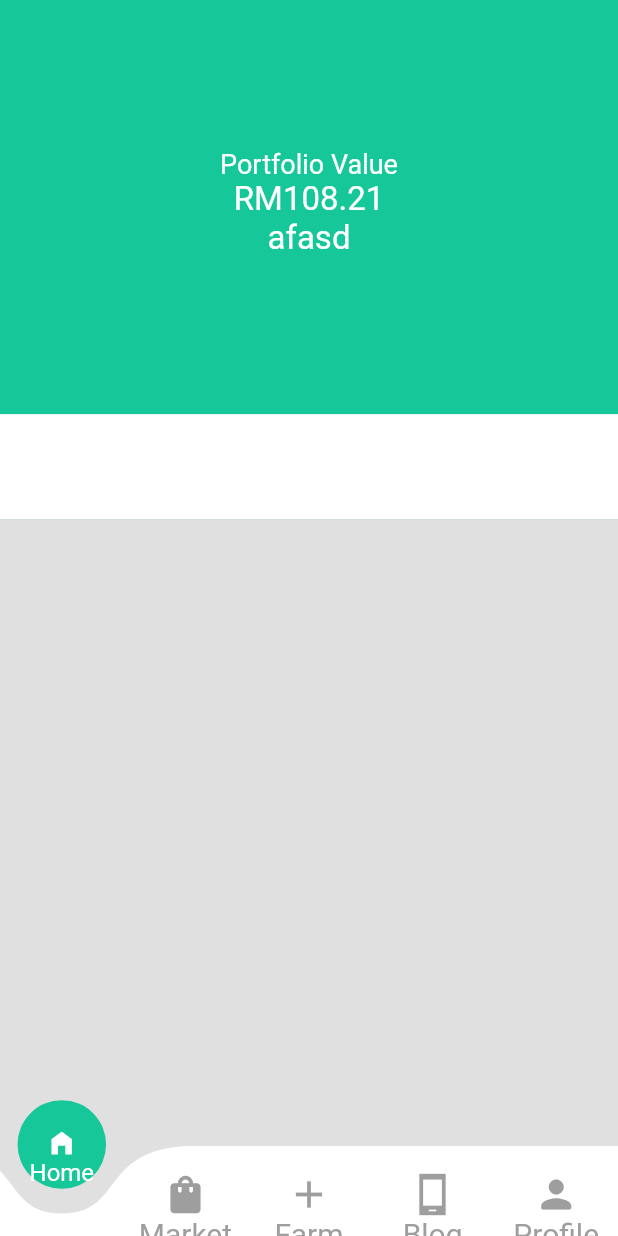
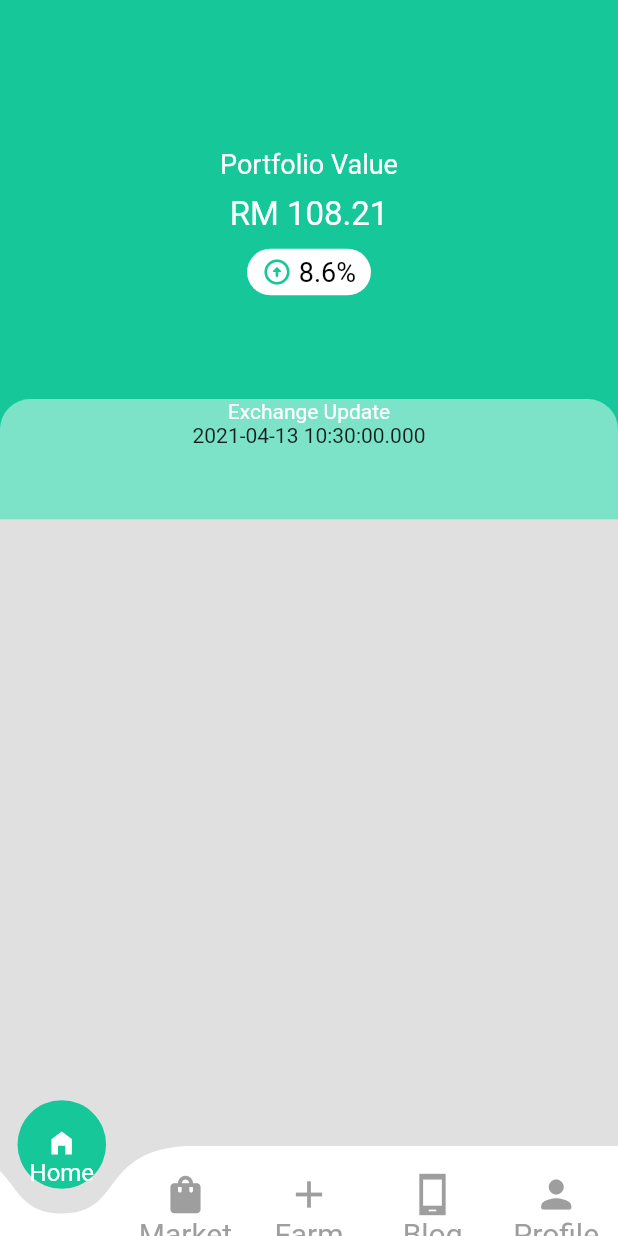
Before and after one commit to happysmile4015/ace_farmer, a Flutter app: the screen it shows after launch, after a tap on "Login", on a phone screen of 412 x 824 dp. Run offline on Flutter 3.47's test engine with Material 2 defaults, Android fonts, the phone set to English and light mode, and no system bars; drawn by our look-alikes of curved_navigation_bar; our stand-ins replace mvc_pattern; missing offline and left inert: global_configuration.

Commit message:
add constant and home screen

```diff
--- a/lib/helpers/constants.dart
+++ b/lib/helpers/constants.dart
@@ -4,6 +4,7 @@ import 'package:flutter/material.dart';
 const background = Color(0xFFE0E0E0);
 const primary = Color(0xff16c79a);
 const secondary = Color(0xfff8a04e);
+const transparentBackgroundColor = Color(0xff7ce2c8);
 
 //color of home page
 const scan = Color(0xff3fabe4);
@@ -14,3 +15,4 @@ const history = Color(0xff16c79a);
 //font size
 const mediumSize = 22;
 const smallSize = 18;
+const verySmallSize = 14;
--- a/lib/screens/home/index.dart
+++ b/lib/screens/home/index.dart
@@ -39,6 +39,7 @@ class _HomeWidgetState extends StateMVC<Home> {
 
   @override
   Widget build(BuildContext context) {
+    var month = DateTime.now().toString();
     return Scaffold(
       backgroundColor: CONSTANTS.background,
       body: Stack(
@@ -65,10 +66,12 @@ class _HomeWidgetState extends StateMVC<Home> {
                         fontSize: CONSTANTS.smallSize.toDouble()
                       ),
                     ),
-                    Row(
+                    Container(
+                      margin: EdgeInsets.only(top: 10),
+                      child: Row(
                           children: [
                             Text(
-                          data['currencyType'],
+                              data['currencyType'] + " ",
                               style: TextStyle(
                                 color: Colors.white,
                                 fontSize: CONSTANTS.mediumSize.toDouble(),
@@ -83,11 +86,31 @@ class _HomeWidgetState extends StateMVC<Home> {
                             )
                           ]
                       ),
-                    Text(
-                      "afasd",
+                    ),
+                    Container(
+                      decoration: BoxDecoration(
+                        color: Colors.white,
+                        borderRadius: BorderRadius.all(Radius.circular(20))
+                      ),
+                      padding: EdgeInsets.only(left: 10, right: 10, top: 5, bottom: 5),
+                      margin: EdgeInsets.only(top: 10),
+                      child: Row(
+                        children: [
+                          Icon(
+                            Icons.arrow_circle_up_rounded,
+                            color: CONSTANTS.primary,
+                            size: 20,
+                          ),
+                          Container(
+                            child: Text(
+                              " " + data['experience'] + "%",
                               style: TextStyle(
-                          color: Colors.white,
-                          fontSize: CONSTANTS.mediumSize.toDouble()
+                                  color: Colors.black,
+                                  fontSize: CONSTANTS.smallSize.toDouble()
+                              ),
+                            ),
+                          )
+                        ],
                       ),
                     ),
                   ],
@@ -96,12 +119,31 @@ class _HomeWidgetState extends StateMVC<Home> {
             ),
           ),
           Positioned(
-            top: config.App(context).appHeight(42) - 70,
+            top: config.App(context).appHeight(42) - 80,
             child: Container(
-              height: 70,
+              height: 80,
               width: config.App(context).appWidth(100),
               decoration: BoxDecoration(
+                  color: CONSTANTS.transparentBackgroundColor,
+                borderRadius: BorderRadius.only(
+                  topLeft: Radius.circular(20),
+                  topRight: Radius.circular(20)
+                )
+              ),
+              child: Center(
+                child: Column(
+                  children: [
+                    Text(
+                      'Exchange Update',
+                      style: TextStyle(
                         color: Colors.white
+                      ),
+                    ),
+                    Text(
+                      month
+                    )
+                  ],
+                ),
               ),
             ),
           )
```
Lines whose indentation alone changed are shown as unchanged.
